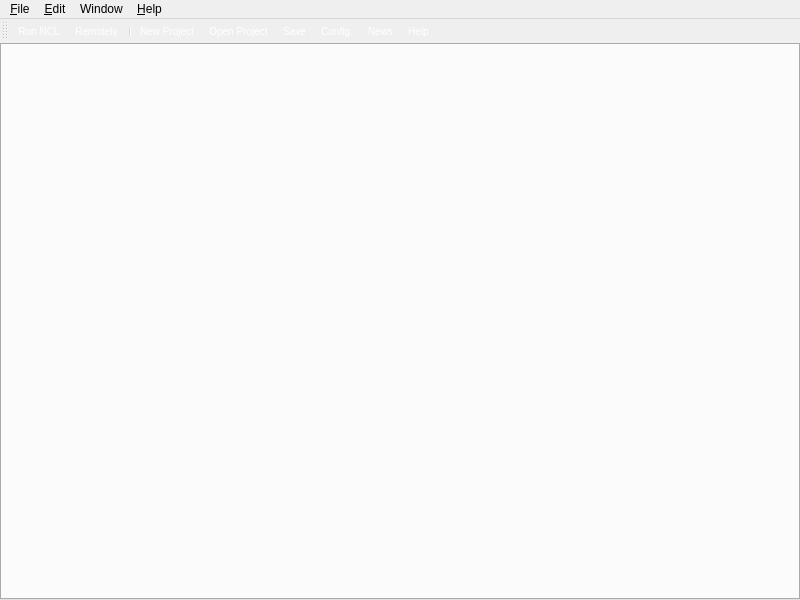
Above: composer-gui/ui/ComposerMainWindow.ui from TeleMidia/nclcomposer before the change. Below: the same form after it.
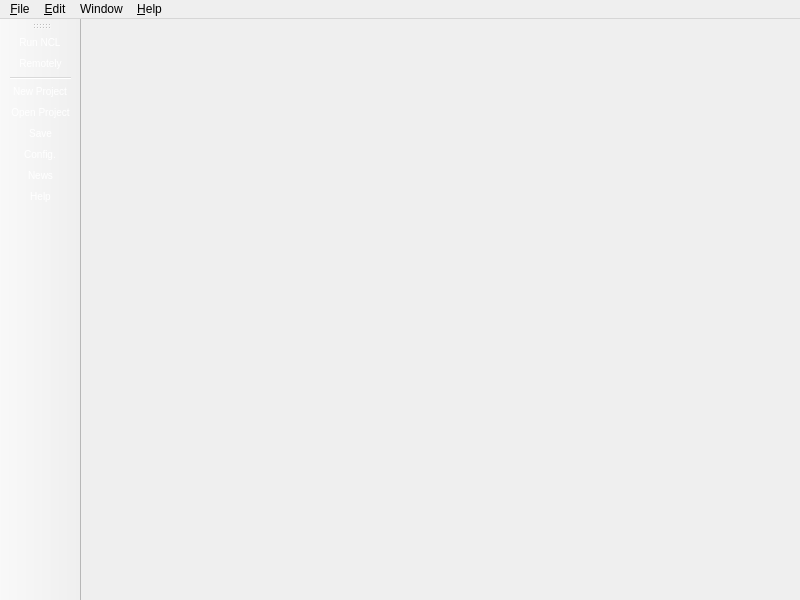
That is the form after the change. Icons and pictures are not drawn.

Commit message:
[gui] maint: Add perspective menu to button.
* Composer.pro: Likewise.
* images.qrc: Add new images.
* images/GrandPerspectiveIcon128.png: New file.
* images/webcam.png: New file.
* include/ComposerMainWindow.h:
* main.cpp: Doxygen documentation.
* src/ComposerMainWindow.cpp: Likewise.
* src/PerspectiveManager.cpp: Likewise.
* src/PluginDetailsDialog.cpp: Likewise.
* src/PreferencesDialog.cpp: Likewise.
* src/wizard/ProjectWizard.cpp: Likewise.
* ui/ComposerMainWindow.ui: Likewise.
* ui/PreferencesDialog.ui: Likewise.

What changed in the file:
```diff
--- a/composer-gui/ui/ComposerMainWindow.ui
+++ b/composer-gui/ui/ComposerMainWindow.ui
@@ -50,6 +50,7 @@
 
 QDockWidget{
   color: white;
+  font: 8pt &quot;Nimbus Sans L&quot;;
 }
 
 QDockWidget::title {
@@ -59,7 +60,7 @@
   stop: 0.39999 #717171, stop: 0.4 #626262,
   stop: 0.9 #4c4c4c, stop: 1 #333333);
   color: white;
-  padding-left: 10px;
+  padding: 2px;
 }
 
 QTabWidget::tab-bar {
@@ -69,15 +70,19 @@
   stop: 0 #a6a6a6, stop: 0.08 #7f7f7f,
   stop: 0.39999 #717171, stop: 0.4 #626262,
   stop: 0.9 #4c4c4c, stop: 1 #333333);
+  font: 8pt &quot;Nimbus Sans L&quot;;
  }
 
  QTabBar::tab {
   background: lightgray;
   color: darkgray;
   padding: 2px;
+  font: 8pt &quot;Nimbus Sans L&quot;;
+  border-top-left-radius: 6px;
+  border-top-right-radius: 6px;
  }
 
- QTabBar::tab:selected {
+QTabBar::tab:selected {
   background: qlineargradient(x1: 0, y1: 0, x2: 0, y2: 1,
   stop: 0 #333333, stop: 0.08 #4c4c4c,
   stop: 0.39999 #626262, stop: 0.4 #717171,
@@ -128,16 +133,16 @@
  border: 1px solid black;
 }
 
-QToolBar {
+/*QToolBar {
   border: none;
   border-color: rgb(0,0,0);
   color: rgb(255, 255, 255);
   background-image: url(:/mainwindow/images/bg.jpg);
-/*  background: qlineargradient(x1: 0, y1: 0, x2: 0, y2: 1,
+  background: qlineargradient(x1: 0, y1: 0, x2: 0, y2: 1,
   stop: 0 #a6a6a6, stop: 0.08 #7f7f7f,
   stop: 0.39999 #717171, stop: 0.4 #626262,
-  stop: 0.9 #4c4c4c, stop: 1 #333333); */
-}
+  stop: 0.9 #4c4c4c, stop: 1 #333333); 
+}*/
 </string>
   </property>
   <property name="iconSize">
@@ -177,6 +182,9 @@
     </property>
     <item>
      <widget class="QFrame" name="frame">
+      <property name="enabled">
+       <bool>true</bool>
+      </property>
       <property name="sizePolicy">
        <sizepolicy hsizetype="Expanding" vsizetype="Expanding">
         <horstretch>0</horstretch>
@@ -199,18 +207,68 @@
        <property name="margin">
         <number>0</number>
        </property>
-       <item>
-        <widget class="QTabWidget" name="tabWidget">
-         <property name="currentIndex">
-          <number>-1</number>
-         </property>
-        </widget>
-       </item>
       </layout>
      </widget>
     </item>
    </layout>
   </widget>
+  <widget class="QToolBar" name="toolBar">
+   <property name="enabled">
+    <bool>true</bool>
+   </property>
+   <property name="acceptDrops">
+    <bool>false</bool>
+   </property>
+   <property name="windowTitle">
+    <string>toolBar</string>
+   </property>
+   <property name="layoutDirection">
+    <enum>Qt::LeftToRight</enum>
+   </property>
+   <property name="autoFillBackground">
+    <bool>false</bool>
+   </property>
+   <property name="styleSheet">
+    <string notr="true">color: white;
+font: 75 7.5pt;</string>
+   </property>
+   <property name="inputMethodHints">
+    <set>Qt::ImhNone</set>
+   </property>
+   <property name="movable">
+    <bool>true</bool>
+   </property>
+   <property name="allowedAreas">
+    <set>Qt::AllToolBarAreas</set>
+   </property>
+   <property name="iconSize">
+    <size>
+     <width>20</width>
+     <height>20</height>
+    </size>
+   </property>
+   <property name="toolButtonStyle">
+    <enum>Qt::ToolButtonIconOnly</enum>
+   </property>
+   <property name="floatable">
+    <bool>false</bool>
+   </property>
+   <attribute name="toolBarArea">
+    <enum>LeftToolBarArea</enum>
+   </attribute>
+   <attribute name="toolBarBreak">
+    <bool>false</bool>
+   </attribute>
+   <addaction name="action_RunNCL"/>
+   <addaction name="action_Run_remotely"/>
+   <addaction name="separator"/>
+   <addaction name="action_New_Project"/>
+   <addaction name="actionOpen_Project"/>
+   <addaction name="action_Save"/>
+   <addaction name="action_Preferences"/>
+   <addaction name="action_ShowNews"/>
+   <addaction name="action_Help"/>
+  </widget>
   <widget class="QMenuBar" name="menubar">
    <property name="geometry">
     <rect>
@@ -271,63 +329,6 @@
    <addaction name="menu_Window"/>
    <addaction name="menu_Help"/>
   </widget>
-  <widget class="QToolBar" name="toolBar">
-   <property name="enabled">
-    <bool>true</bool>
-   </property>
-   <property name="acceptDrops">
-    <bool>false</bool>
-   </property>
-   <property name="windowTitle">
-    <string>toolBar</string>
-   </property>
-   <property name="layoutDirection">
-    <enum>Qt::LeftToRight</enum>
-   </property>
-   <property name="autoFillBackground">
-    <bool>false</bool>
-   </property>
-   <property name="styleSheet">
-    <string notr="true">color: white;
-font: 75 7.5pt;</string>
-   </property>
-   <property name="inputMethodHints">
-    <set>Qt::ImhNone</set>
-   </property>
-   <property name="movable">
-    <bool>true</bool>
-   </property>
-   <property name="allowedAreas">
-    <set>Qt::AllToolBarAreas</set>
-   </property>
-   <property name="iconSize">
-    <size>
-     <width>30</width>
-     <height>30</height>
-    </size>
-   </property>
-   <property name="toolButtonStyle">
-    <enum>Qt::ToolButtonTextUnderIcon</enum>
-   </property>
-   <property name="floatable">
-    <bool>false</bool>
-   </property>
-   <attribute name="toolBarArea">
-    <enum>TopToolBarArea</enum>
-   </attribute>
-   <attribute name="toolBarBreak">
-    <bool>false</bool>
-   </attribute>
-   <addaction name="action_RunNCL"/>
-   <addaction name="action_Run_remotely"/>
-   <addaction name="separator"/>
-   <addaction name="action_New_Project"/>
-   <addaction name="actionOpen_Project"/>
-   <addaction name="action_Save"/>
-   <addaction name="action_Preferences"/>
-   <addaction name="action_ShowNews"/>
-   <addaction name="action_Help"/>
-  </widget>
   <action name="action_New_Project">
    <property name="icon">
     <iconset resource="../images.qrc">
```
Left out of the diff: 12 changed lines with no effect on the pictures. The commit also changes 12 other files.
